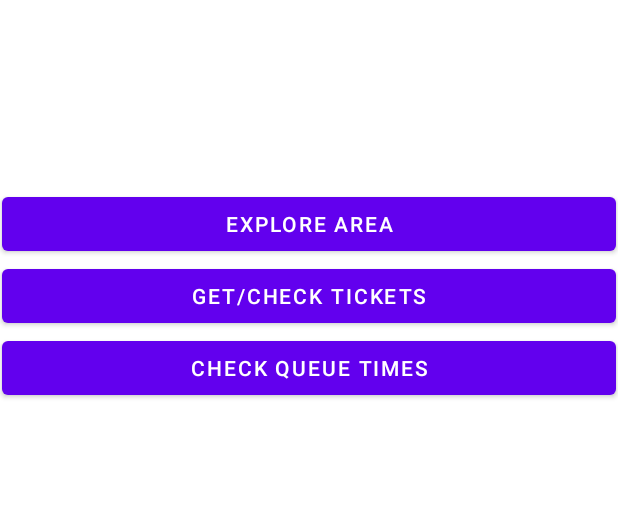
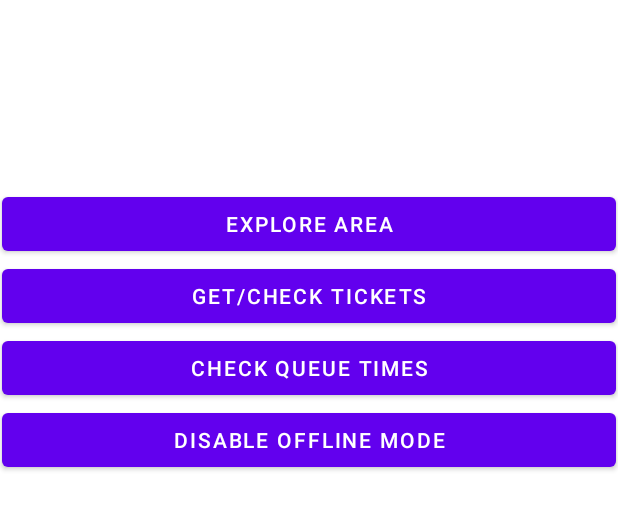
Before and after one commit to Danicus2000000/BLEAttractions, an Android app: the screen it shows after launch (MainActivity), on a phone screen of 412 x 824 dp, the part 299-829 px from its top. Run offline under Robolectric (Android 15) with nearby library versions, the light colour scheme and no system bars.

Commit message:
Began work on offline mode starting with adding main menu ability to check connectivity and launch offline mode versions if connectivity errors occur

```diff
--- a/app/src/main/java/bulman/daniel/bleattractions/AreaExplore.java
+++ b/app/src/main/java/bulman/daniel/bleattractions/AreaExplore.java
@@ -21,7 +21,6 @@ import android.net.NetworkInfo;
 import android.os.AsyncTask;
 import android.os.Build;
 import android.os.Bundle;
-import android.os.ParcelUuid;
 import android.util.Log;
 import android.widget.TextView;
 import android.widget.Toast;
--- a/app/src/main/java/bulman/daniel/bleattractions/MainActivity.java
+++ b/app/src/main/java/bulman/daniel/bleattractions/MainActivity.java
@@ -1,31 +1,84 @@
 package bulman.daniel.bleattractions;
+
 
 import androidx.appcompat.app.AppCompatActivity;
 
+import android.bluetooth.BluetoothAdapter;
+import android.content.Context;
 import android.content.Intent;
+import android.net.ConnectivityManager;
+import android.net.NetworkInfo;
 import android.os.Bundle;
 import android.widget.Button;
+import android.widget.Toast;
 
 public class MainActivity extends AppCompatActivity {
+    private boolean offlineMode=false;
     @Override
     protected void onCreate(Bundle savedInstanceState) {
         super.onCreate(savedInstanceState);
         setContentView(R.layout.activity_main);
-        Button openExploreButton=findViewById(R.id.exploreArea);
+        Button openExploreButton=findViewById(R.id.exploreArea);//open area explore
         openExploreButton.setOnClickListener(view -> {
-            Intent openExploreIntent=new Intent(getApplicationContext(),AreaExplore.class);
-            startActivity(openExploreIntent);
+            if(!offlineMode) {
+                Intent openExploreIntent = new Intent(getApplicationContext(), AreaExplore.class);
+                startActivity(openExploreIntent);
+            }
+            else{
+                Intent openOfflineExplore=new Intent(getApplicationContext(),OfflineExplore.class);
+                startActivity(openOfflineExplore);
+            }
         });
-        Button openTicketManager=findViewById(R.id.ticketManager);
+        Button openTicketManager=findViewById(R.id.ticketManager);//open ticket manager
         openTicketManager.setOnClickListener(view -> {
+            if(!offlineMode){
             Intent openTicketManagerIntent=new Intent(getApplicationContext(),TicketManager.class);
             startActivity(openTicketManagerIntent);
+            }
+            else{
+                Toast.makeText(getApplicationContext(),"Ticket Manager is not currently supported whilst in offline mode!",Toast.LENGTH_SHORT).show();
+            }
         });
-        Button openQueueExplorer=findViewById(R.id.queueManager);
+        Button openQueueExplorer=findViewById(R.id.queueManager);//open queue manager
         openQueueExplorer.setOnClickListener(view -> {
-            Intent openQueueManagerIntent=new Intent(getApplicationContext(),QueueExplorer.class);
-            startActivity(openQueueManagerIntent);
+            if(!offlineMode) {
+                Intent openQueueManagerIntent = new Intent(getApplicationContext(), QueueExplorer.class);
+                startActivity(openQueueManagerIntent);
+            }
+            else{
+                Toast.makeText(getApplicationContext(),"Queue Manager is not currently supported whilst in offline mode!",Toast.LENGTH_SHORT).show();
+            }
         });
+        Button changeNetworkMode=findViewById(R.id.offlineMode);//enables/disables offline mode
+        changeNetworkMode.setOnClickListener(view -> {
+            if(offlineMode)
+            {
+                changeNetworkMode.setText(getResources().getString(R.string.enableOfflineMode));
+                offlineMode=false;
+                checkConnections();
+            }
+            else{
+                changeNetworkMode.setText(getResources().getString(R.string.disableOfflineMode));
+                offlineMode=true;
+            }
+        });
+        checkConnections();//runs checks to determine whether or not the application has access to required network resources
+    }
 
+    private void checkConnections(){
+        ConnectivityManager connectivityManager = (ConnectivityManager)getSystemService(Context.CONNECTIVITY_SERVICE);
+        Button changeNetworkMode=findViewById(R.id.offlineMode);
+        if (!BluetoothAdapter.getDefaultAdapter().isEnabled()) {//if the scanner is functional exists but is not enabled request it is enabled
+            Toast.makeText(getApplicationContext(), "Bluetooth is not enabled setting mode to offline!", Toast.LENGTH_SHORT).show();
+            changeNetworkMode.setText(getResources().getString(R.string.disableOfflineMode));
+            offlineMode = true;
+        }
+        if(connectivityManager.getNetworkInfo(ConnectivityManager.TYPE_MOBILE).getState() == NetworkInfo.State.DISCONNECTED && connectivityManager.getNetworkInfo(ConnectivityManager.TYPE_WIFI).getState() == NetworkInfo.State.DISCONNECTED)
+        {
+            Toast.makeText(getApplicationContext(),"Internet Access is not enabled setting mode to offline",Toast.LENGTH_SHORT).show();
+            changeNetworkMode.setText(getResources().getString(R.string.disableOfflineMode));
+            offlineMode=true;
+        }
     }
+
 }
--- a/app/src/main/res/layout-land/activity_main.xml
+++ b/app/src/main/res/layout-land/activity_main.xml
@@ -7,45 +7,73 @@
     tools:context=".MainActivity">
 
     <Button
+        android:id="@+id/ticketManager"
+        android:layout_width="209dp"
+        android:layout_height="55dp"
+        android:layout_marginStart="14dp"
+        android:layout_marginTop="55dp"
+        android:layout_marginEnd="167dp"
+        android:text="@string/ticketButtonDefault"
+        app:layout_constraintEnd_toEndOf="parent"
+        app:layout_constraintStart_toEndOf="@+id/exploreArea"
+        app:layout_constraintTop_toBottomOf="@+id/logo" />
+
+    <Button
         android:id="@+id/exploreArea"
         android:layout_width="209dp"
-        android:layout_height="48dp"
-        android:layout_marginEnd="31dp"
-        android:layout_marginBottom="18dp"
+        android:layout_height="55dp"
+        android:layout_marginStart="132dp"
+        android:layout_marginTop="55dp"
+        android:layout_marginEnd="14dp"
+        android:layout_marginBottom="12dp"
         android:text="@string/exploreButtonDefault"
-        app:layout_constraintBottom_toTopOf="@+id/ticketManager"
-        app:layout_constraintEnd_toStartOf="@+id/queueManager" />
+        app:layout_constraintBottom_toTopOf="@+id/queueManager"
+        app:layout_constraintEnd_toStartOf="@+id/ticketManager"
+        app:layout_constraintStart_toStartOf="parent"
+        app:layout_constraintTop_toBottomOf="@+id/logo" />
 
     <Button
-        android:id="@+id/ticketManager"
+        android:id="@+id/offlineMode"
         android:layout_width="209dp"
-        android:layout_height="48dp"
-        android:layout_marginEnd="261dp"
-        android:layout_marginBottom="26dp"
-        android:text="@string/ticketButtonDefault"
+        android:layout_height="55dp"
+        android:layout_marginStart="14dp"
+        android:layout_marginTop="24dp"
+        android:layout_marginEnd="167dp"
+        android:layout_marginBottom="90dp"
+        android:text="@string/enableOfflineMode"
         app:layout_constraintBottom_toBottomOf="parent"
-        app:layout_constraintEnd_toEndOf="parent" />
+        app:layout_constraintEnd_toEndOf="parent"
+        app:layout_constraintStart_toEndOf="@+id/queueManager"
+        app:layout_constraintTop_toBottomOf="@+id/ticketManager" />
 
     <Button
         android:id="@+id/queueManager"
         android:layout_width="209dp"
-        android:layout_height="48dp"
-        android:layout_marginEnd="156dp"
-        android:layout_marginBottom="18dp"
+        android:layout_height="55dp"
+        android:layout_marginStart="132dp"
+        android:layout_marginTop="12dp"
+        android:layout_marginEnd="14dp"
+        android:layout_marginBottom="90dp"
         android:text="@string/queueButtonDefault"
-        app:layout_constraintBottom_toTopOf="@+id/ticketManager"
-        app:layout_constraintEnd_toEndOf="parent" />
+        app:layout_constraintBottom_toBottomOf="parent"
+        app:layout_constraintEnd_toStartOf="@+id/offlineMode"
+        app:layout_constraintStart_toStartOf="parent"
+        app:layout_constraintTop_toBottomOf="@+id/exploreArea" />
 
     <ImageView
         android:id="@+id/logo"
         android:layout_width="347dp"
         android:layout_height="93dp"
-        android:layout_marginStart="155dp"
-        android:layout_marginBottom="50dp"
+        android:layout_marginStart="183dp"
+        android:layout_marginTop="115dp"
+        android:layout_marginEnd="201dp"
+        android:layout_marginBottom="5dp"
         android:contentDescription="@string/logoDescription"
         android:scaleType="fitXY"
         android:src="@drawable/company_logo_default"
-        app:layout_constraintBottom_toTopOf="@+id/exploreArea"
+        app:layout_constraintBottom_toTopOf="@+id/ticketManager"
+        app:layout_constraintEnd_toEndOf="parent"
         app:layout_constraintStart_toStartOf="parent"
+        app:layout_constraintTop_toTopOf="parent"
         app:srcCompat="@drawable/company_logo_default" />
 </androidx.constraintlayout.widget.ConstraintLayout>
--- a/app/src/main/res/layout/activity_main.xml
+++ b/app/src/main/res/layout/activity_main.xml
@@ -46,6 +46,19 @@
         app:layout_constraintStart_toStartOf="parent"
         app:layout_constraintTop_toBottomOf="@+id/ticketManager" />
 
+    <Button
+        android:id="@+id/offlineMode"
+        android:layout_width="409dp"
+        android:layout_height="48dp"
+        android:layout_marginStart="1dp"
+        android:layout_marginLeft="1dp"
+        android:layout_marginEnd="1dp"
+        android:layout_marginRight="1dp"
+        android:text="@string/enableOfflineMode"
+        app:layout_constraintEnd_toEndOf="parent"
+        app:layout_constraintStart_toStartOf="parent"
+        app:layout_constraintTop_toBottomOf="@+id/queueManager" />
+
     <ImageView
         android:id="@+id/logo"
         android:layout_width="297dp"
--- a/app/src/main/res/values/strings.xml
+++ b/app/src/main/res/values/strings.xml
@@ -5,4 +5,6 @@
     <string name="ticketButtonDefault">Get/Check Tickets</string>
     <string name="queueButtonDefault">Check Queue Times</string>
     <string name="logoDescription">A Company Logo</string>
+    <string name="enableOfflineMode">Enable offline mode</string>
+    <string name="disableOfflineMode">Disable offline mode</string>
 </resources>
```
Also changed, not shown: 6 other files.
